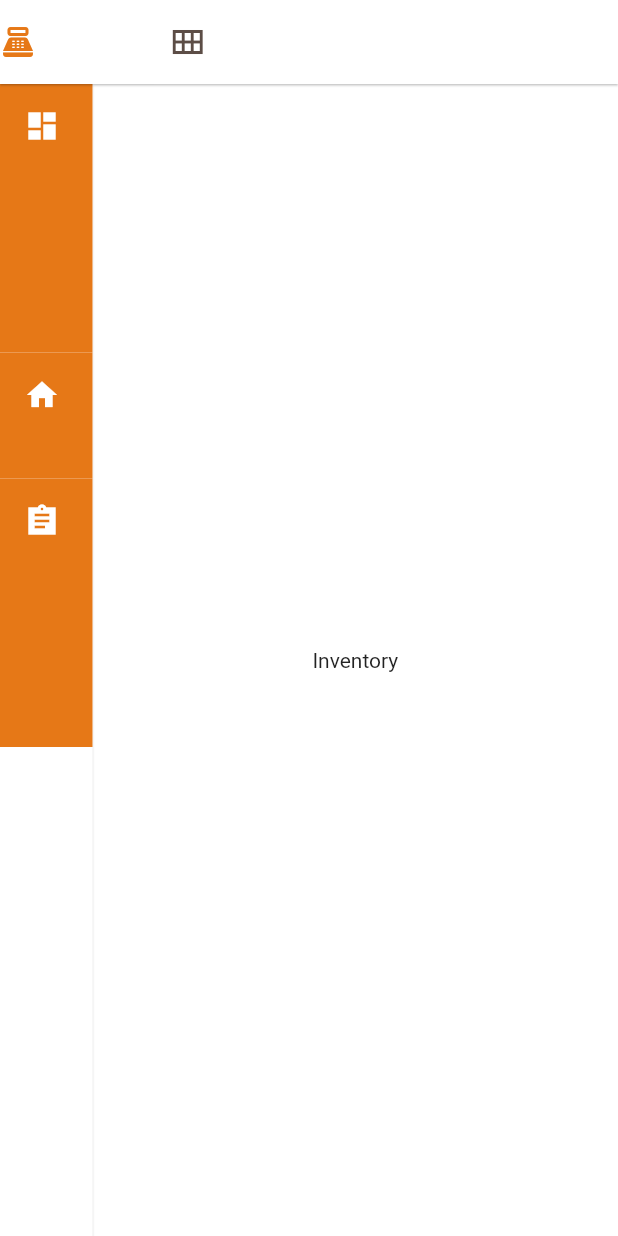
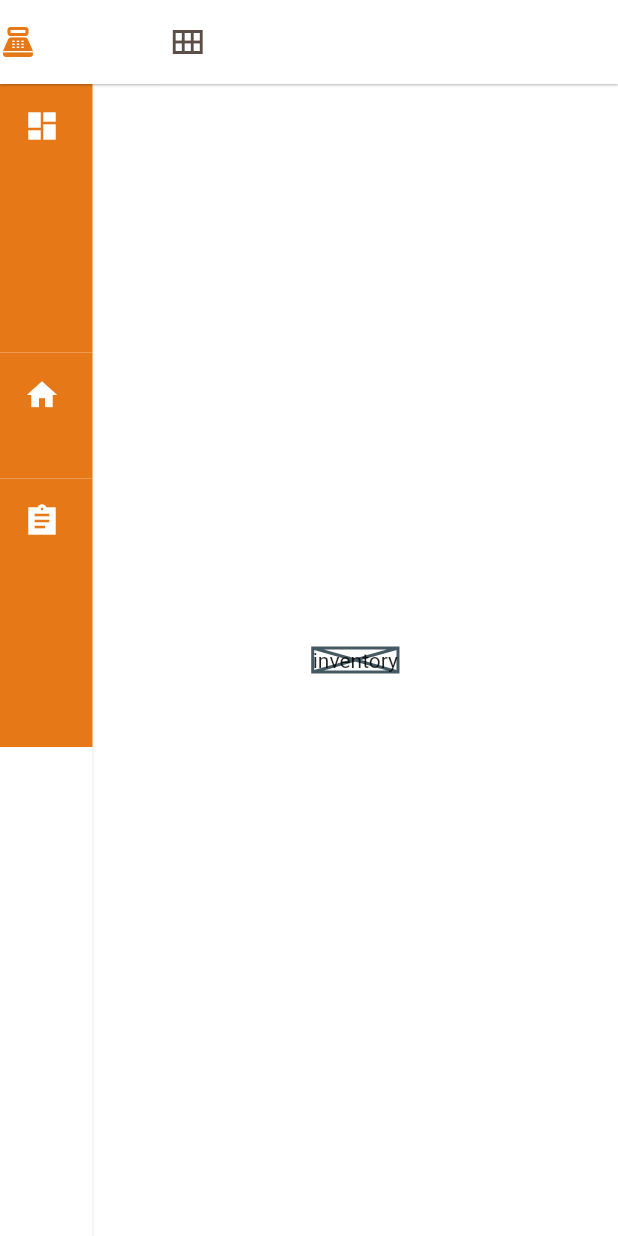
Before and after one commit to handuah/restaurant_pos_flutter_web, a Flutter app: the Dashboard screen opened directly, after a tap on "Home", after a tap on "Inventory", on a phone screen of 412 x 824 dp. Run offline on Flutter 3.47's test engine with Material 2 defaults, Android fonts, the light colour scheme and no system bars; our stand-ins replace google_fonts, hexcolor; missing offline and left inert: dart:html; network calls fail.

Commit message:
init page

```diff
--- /dev/null
+++ b/lib/dashContent.dart
@@ -0,0 +1,17 @@
+import 'package:flutter/material.dart';
+import 'package:flutter/src/widgets/framework.dart';
+import 'package:flutter/src/widgets/placeholder.dart';
+
+class DashContent extends StatefulWidget {
+  const DashContent({super.key});
+
+  @override
+  State<DashContent> createState() => _DashContentState();
+}
+
+class _DashContentState extends State<DashContent> {
+  @override
+  Widget build(BuildContext context) {
+    return const Placeholder(child: Text('DashContent'));
+  }
+}
--- a/lib/dashboard.dart
+++ b/lib/dashboard.dart
@@ -2,6 +2,10 @@ import 'package:flutter/material.dart';
 import 'package:flutter/src/widgets/framework.dart';
 import 'package:flutter/src/widgets/placeholder.dart';
 import 'package:restaurant_pos_flutter_web/Styles/style.dart';
+import 'package:restaurant_pos_flutter_web/dashContent.dart';
+import 'package:restaurant_pos_flutter_web/inventory.dart';
+
+import 'home.dart';
 
 class Dashboard extends StatefulWidget {
   const Dashboard({super.key});
@@ -153,7 +157,7 @@ class _DashboardState extends State<Dashboard> {
           ),
           Expanded(
             child: Center(
-              child: Text(getText(drawIndex)),
+              child: getText(drawIndex),
             ),
           ),
         ],
@@ -161,16 +165,16 @@ class _DashboardState extends State<Dashboard> {
     );
   }
 
-  String getText(int index) {
+  Widget getText(int index) {
     switch (index) {
       case 0:
-        return 'Dashboard';
+        return DashContent();
       case 1:
-        return 'Home';
+        return Home();
       case 2:
-        return 'Inventory';
+        return Inventory();
       default:
-        return 'No such page';
+        return Center();
     }
   }
 }
--- /dev/null
+++ b/lib/home.dart
@@ -0,0 +1,19 @@
+import 'package:flutter/material.dart';
+import 'package:flutter/src/widgets/framework.dart';
+import 'package:flutter/src/widgets/placeholder.dart';
+
+class Home extends StatefulWidget {
+  const Home({super.key});
+
+  @override
+  State<Home> createState() => _HomeState();
+}
+
+class _HomeState extends State<Home> {
+  @override
+  Widget build(BuildContext context) {
+    return const Placeholder(
+      child: Text('home'),
+    );
+  }
+}
--- /dev/null
+++ b/lib/inventory.dart
@@ -0,0 +1,19 @@
+import 'package:flutter/material.dart';
+import 'package:flutter/src/widgets/framework.dart';
+import 'package:flutter/src/widgets/placeholder.dart';
+
+class Inventory extends StatefulWidget {
+  const Inventory({super.key});
+
+  @override
+  State<Inventory> createState() => _InventoryState();
+}
+
+class _InventoryState extends State<Inventory> {
+  @override
+  Widget build(BuildContext context) {
+    return const Placeholder(
+      child: Text('inventory'),
+    );
+  }
+}
```
